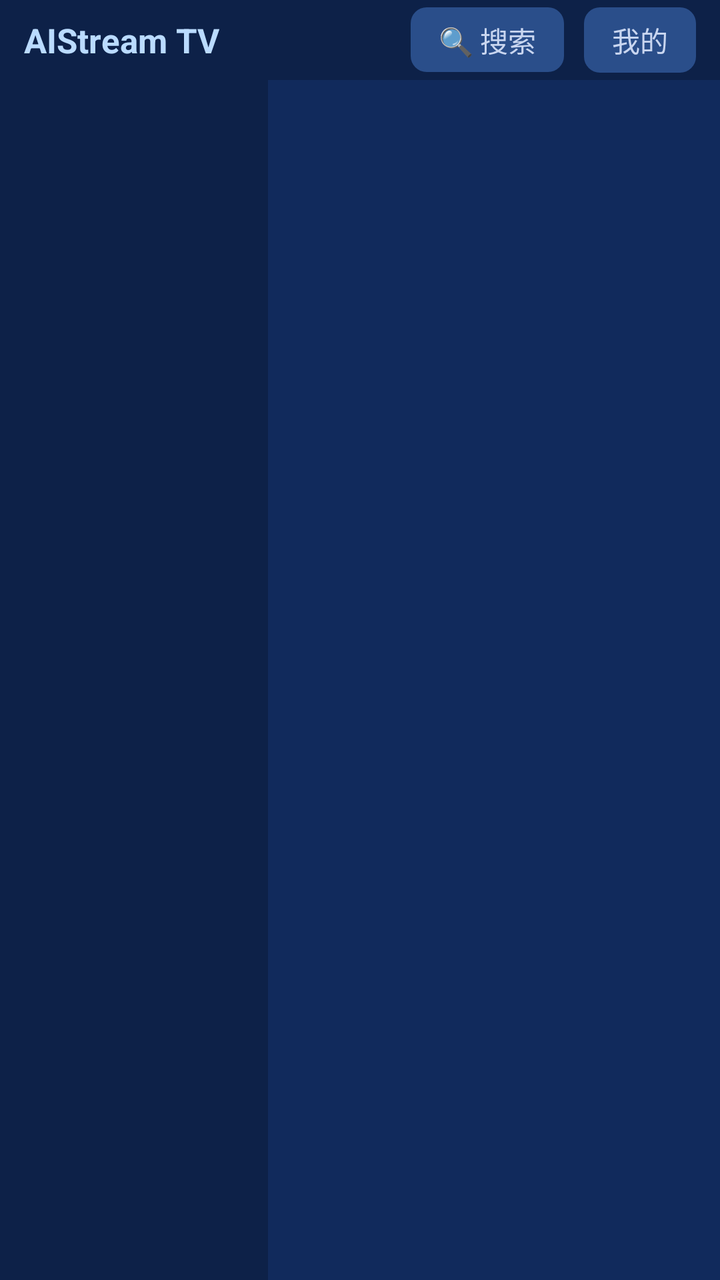
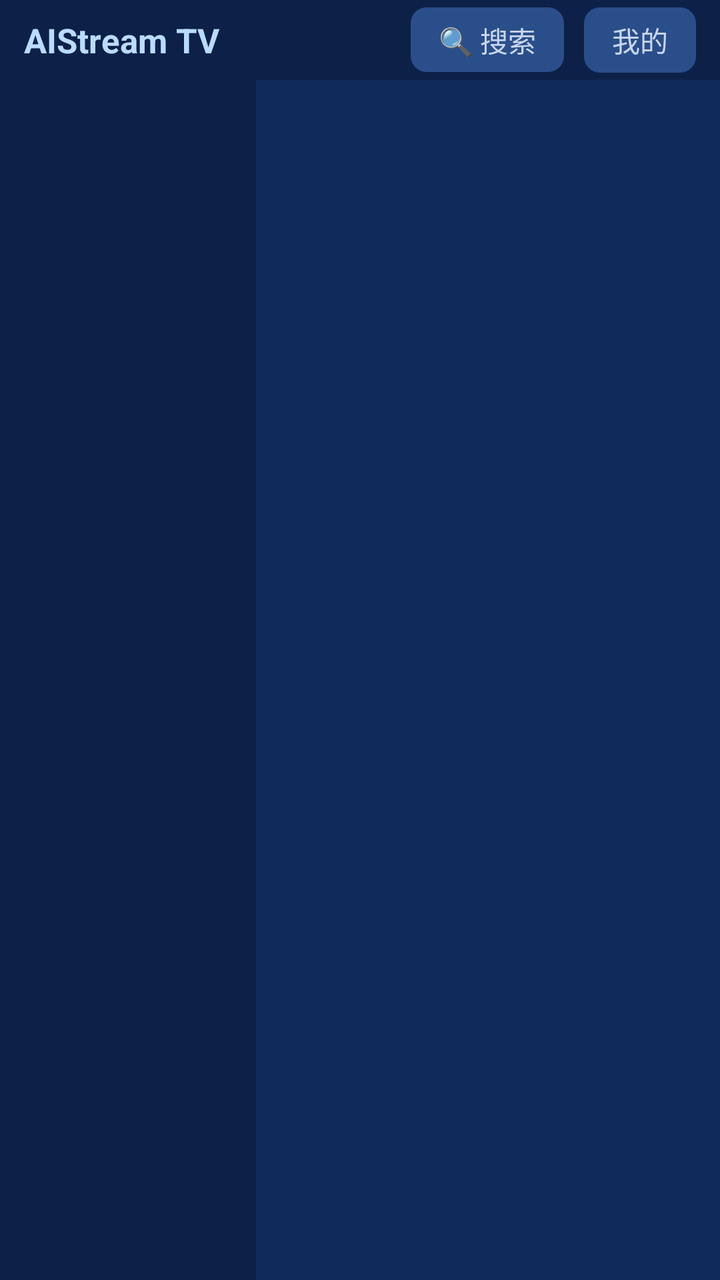

The first picture is an Android layout as it rendered before a commit; the second is the same layout after the commit. The layout source and the unified diff follow.
<!-- AndroidManifest.xml: application theme Theme.AIStreamTV -->
<!-- res/layout/activity_main.xml -->
<?xml version="1.0" encoding="utf-8"?>
<LinearLayout xmlns:android="http://schemas.android.com/apk/res/android"
    android:layout_width="match_parent"
    android:layout_height="match_parent"
    android:background="@color/bg"
    android:orientation="vertical" android:clipChildren="false">

    
    <LinearLayout
        android:id="@+id/header"
        android:layout_width="match_parent"
        android:layout_height="@dimen/header_h"
        android:background="@color/bg_rail"
        android:gravity="center_vertical"
        android:orientation="horizontal"
        android:paddingStart="@dimen/page_pad"
        android:paddingEnd="@dimen/page_pad" android:clipChildren="false">

        <TextView
            android:id="@+id/tvBrand"
            android:layout_width="wrap_content"
            android:layout_height="wrap_content"
            android:ellipsize="end"
            android:maxLines="1"
            android:text="@string/app_name"
            android:textColor="@color/accent_soft"
            android:textSize="@dimen/brand_size"
            android:textStyle="bold" />

        <View
            android:layout_width="0dp"
            android:layout_height="1dp"
            android:layout_weight="1" />

        <TextView
            android:id="@+id/btnSearch"
            style="@style/AIStream.FocusItem"
            android:layout_width="wrap_content"
            android:layout_height="wrap_content"
            android:background="@drawable/bg_chip"
            android:paddingStart="14dp"
            android:paddingEnd="14dp"
            android:paddingTop="6dp"
            android:paddingBottom="6dp"
            android:text="🔍 搜索"
            android:textColor="@color/fg_dim"
            android:textSize="14sp" />

        <TextView
            android:id="@+id/btnMe"
            style="@style/AIStream.FocusItem"
            android:layout_width="wrap_content"
            android:layout_height="wrap_content"
            android:layout_marginStart="10dp"
            android:background="@drawable/bg_chip"
            android:paddingStart="14dp"
            android:paddingEnd="14dp"
            android:paddingTop="6dp"
            android:paddingBottom="6dp"
            android:text="我的"
            android:textColor="@color/fg_dim"
            android:textSize="14sp" />

    </LinearLayout>

    <LinearLayout
        android:layout_width="match_parent"
        android:layout_height="0dp"
        android:layout_weight="1"
        android:orientation="horizontal" android:clipChildren="false">

        
        <LinearLayout
            android:id="@+id/rail"
            android:layout_width="@dimen/rail_width"
            android:layout_height="match_parent"
            android:background="@color/bg_rail"
            android:orientation="vertical"
            android:paddingStart="12dp"
            android:paddingTop="16dp"
            android:paddingEnd="12dp"  android:clipChildren="false" />

        <FrameLayout
            android:id="@+id/content"
            android:layout_width="0dp"
            android:layout_height="match_parent"
            android:layout_weight="1"  android:clipChildren="false" />

    </LinearLayout>

</LinearLayout>
<!-- resources referenced by this layout -->
<resources>
  <color name="accent_soft">#FFBADBFF</color>
  <color name="bg">#FF112A5C</color>
  <color name="bg_rail">#FF0D2148</color>
  <color name="fg_dim">#FFC9D6F0</color>
  <dimen name="brand_size">17sp</dimen>
  <dimen name="header_h">40dp</dimen>
  <dimen name="page_pad">12dp</dimen>
  <dimen name="rail_width">134dp</dimen>
  <!-- drawable bg_chip (drawable) -->
  <?xml version="1.0" encoding="utf-8"?>
  <shape xmlns:android="http://schemas.android.com/apk/res/android" android:shape="rectangle">
      <solid android:color="@color/bg_card_hi" />
      <corners android:radius="8dp" />
  </shape>
  <string name="app_name">AIStream TV</string>
  <style name="AIStream.FocusItem" parent="">
          <item name="android:focusable">true</item>
          <item name="android:focusableInTouchMode">true</item>
          <item name="android:clickable">true</item>
      </style>
  <style name="Theme.AIStreamTV" parent="Theme.AppCompat.NoActionBar">
          <item name="android:windowBackground">@color/bg</item>
          <item name="android:colorBackground">@color/bg</item>
          <item name="android:textColorPrimary">@color/fg</item>
          <item name="android:textColorSecondary">@color/fg_dim</item>
          <item name="android:windowNoTitle">true</item>
          <item name="colorAccent">@color/accent</item>
          <item name="android:colorControlActivated">@color/accent</item>
      </style>
  <color name="bg_card_hi">#FF2A4E8A</color>
  <color name="fg">#FFFFFFFF</color>
  <color name="accent">#FF45A2FF</color>
</resources>

<!-- the commit's change to res/layout/activity_main.xml (unified diff, before → after) -->
@@ -78,7 +78,8 @@
             android:orientation="vertical"
             android:paddingStart="12dp"
             android:paddingTop="16dp"
-            android:paddingEnd="12dp"  android:clipChildren="false" />
+            android:paddingEnd="12dp"
+            android:clipToPadding="false" android:clipChildren="false" />
 
         <FrameLayout
             android:id="@+id/content"
<!-- resource entries referenced after the edit -->
@@ -7,7 +7,7 @@
   <dimen name="brand_size">17sp</dimen>
   <dimen name="header_h">40dp</dimen>
   <dimen name="page_pad">12dp</dimen>
-  <dimen name="rail_width">134dp</dimen>
+  <dimen name="rail_width">128dp</dimen>
   <!-- drawable bg_chip (drawable) -->
   <?xml version="1.0" encoding="utf-8"?>
   <shape xmlns:android="http://schemas.android.com/apk/res/android" android:shape="rectangle">
